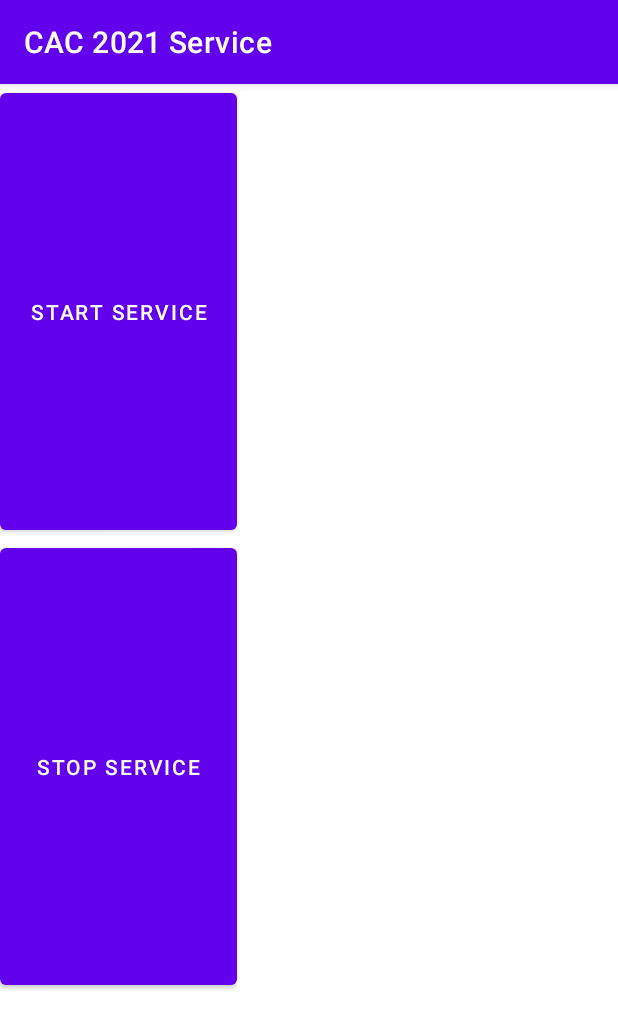
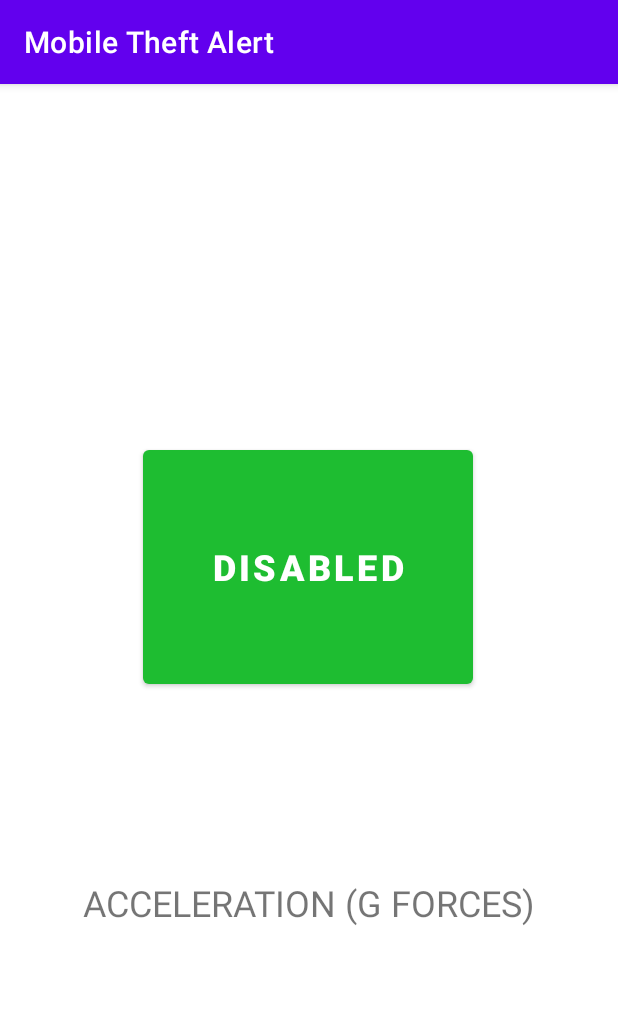
Before and after one commit to benjaminBroudy/Mobile-Theft-Alert, an Android app: the screen it shows after launch (MainActivity), on a phone screen of 412 x 824 dp. Shown: the top 1029 px of the screen. Run offline under Robolectric (Android 15) with nearby library versions, the phone set to English and light mode, and no system bars.

Commit message:
Foreground Service In Place And Debug Acceleration On Screen

```diff
--- a/Mobile Theft Alert/app/src/main/AndroidManifest.xml
+++ b/Mobile Theft Alert/app/src/main/AndroidManifest.xml
@@ -2,6 +2,8 @@
 <manifest xmlns:android="http://schemas.android.com/apk/res/android"
     package="com.example.cac2021service">
 
+    <uses-permission android:name="android.permission.VIBRATE" />
+    <uses-permission android:name="android.permission.FOREGROUND_SERVICE"/>
     <application
         android:allowBackup="true"
         android:icon="@mipmap/ic_launcher"
--- a/Mobile Theft Alert/app/src/main/java/com/example/cac2021service/MainActivity.java
+++ b/Mobile Theft Alert/app/src/main/java/com/example/cac2021service/MainActivity.java
@@ -1,14 +1,31 @@
 package com.example.cac2021service;
 
+import androidx.annotation.RequiresApi;
 import androidx.appcompat.app.AppCompatActivity;
+
+import android.app.Notification;
 import android.content.Intent;
+import android.graphics.Color;
+import android.hardware.Sensor;
+import android.hardware.SensorEvent;
+import android.hardware.SensorManager;
+import android.hardware.SensorEventListener;
+import android.os.Build;
 import android.os.Bundle;
 import android.view.View;
 import android.widget.Button;
+import android.app.Notification;
+import android.app.NotificationManager;
+import android.widget.TextView;
 
-public final class MainActivity extends AppCompatActivity implements View.OnClickListener {
+import org.w3c.dom.Text;
 
-    private Button start, stop;
+public final class MainActivity extends AppCompatActivity implements View.OnClickListener, SensorEventListener {
+
+    private Button button;
+    private TextView acceleration;
+    private SensorManager sensorManager;
+    boolean off = true;
 
     @Override
     protected void onCreate(Bundle savedInstanceState) {
@@ -16,26 +33,69 @@ public final class MainActivity extends AppCompatActivity implements View.OnClic
         super.onCreate(savedInstanceState);
         setContentView(R.layout.activity_main);
 
-        start = (Button) findViewById(R.id.buttonStart);
-        stop = (Button) findViewById(R.id.buttonStop);
+        button = (Button) findViewById(R.id.button);
+        button.setBackgroundColor(android.graphics.Color.parseColor("#1ebd31"));
 
+        sensorManager = (SensorManager) getApplicationContext().getSystemService(SENSOR_SERVICE);
+        Sensor accel = sensorManager.getDefaultSensor(Sensor.TYPE_LINEAR_ACCELERATION);
+        sensorManager.registerListener(this, accel, SensorManager.SENSOR_DELAY_NORMAL);
 
-        start.setOnClickListener(this);
-        stop.setOnClickListener(this);
+        acceleration = (TextView)findViewById(R.id.textView);
+
+        button.setOnClickListener(this);
+
+    }
+
+    @RequiresApi(api = Build.VERSION_CODES.O)
+    @Override
+    public void onClick(View view) {
+
+        if (off) {
+
+            off = false;
+            button.setText("Enabled");
+            button.setBackgroundColor(Color.RED);
+            //startService(new Intent(this, extension.class));
+            startForegroundService(new Intent(this, extension.class));
+
+        } else {
+
+            off = true;
+            button.setText("Disabled");
+
+            button.setBackgroundColor(android.graphics.Color.parseColor("#1ebd31"));
+            stopService(new Intent(this, extension.class));
+
+        }
 
     }
 
     @Override
-    public void onClick(View view) {
+    public void onSensorChanged(SensorEvent event) {
 
-        if (view==start) {
+        float accX = event.values[0];
+        float accY = event.values[1];
+        float accZ = event.values[2];
 
-            startService(new Intent(this, extension.class));
+        accX = (float) Math.round(accX * 100f) / 100f;
+        accY = (float) Math.round(accY * 100f) / 100f;
+        accZ = (float) Math.round(accZ * 100f) / 100f;
 
-        } else if (view==stop) {
+        accX = Math.abs(accX);
+        accY = Math.abs(accY);
+        accZ = Math.abs(accZ);
 
-            stopService(new Intent(this, extension.class));
-        }
+        float currentAcceleration = accX + accY + accZ;
+
+        currentAcceleration = (float) Math.round(currentAcceleration * 100f) / 100f;
+
+        acceleration.setText(String.valueOf(currentAcceleration));
 
     }
+
+    @Override
+    public void onAccuracyChanged(Sensor sensor, int accuracy) {
+
+    }
+
 }
--- a/Mobile Theft Alert/app/src/main/res/layout/activity_main.xml
+++ b/Mobile Theft Alert/app/src/main/res/layout/activity_main.xml
@@ -9,24 +9,43 @@
     <LinearLayout
         android:layout_width="match_parent"
         android:layout_height="wrap_content"
+        android:layout_gravity="center"
         android:orientation="vertical"
         tools:ignore="MissingConstraints"
         tools:layout_editor_absoluteX="0dp"
         tools:layout_editor_absoluteY="0dp">
 
 
-        <Button
-            android:id="@+id/buttonStart"
-            android:layout_width="158dp"
-            android:layout_height="303dp"
-            android:text="Start Service" />
-
-        <Button
-            android:id="@+id/buttonStop"
-            android:layout_width="158dp"
-            android:layout_height="303dp"
-            android:text="Stop Service" />
-
     </LinearLayout>
 
+    <Button
+        android:id="@+id/button"
+        android:layout_width="220dp"
+        android:layout_height="168dp"
+        android:text="Disabled"
+        android:textSize="24sp"
+        android:textStyle="bold"
+        app:layout_constraintBottom_toBottomOf="parent"
+        app:layout_constraintEnd_toEndOf="parent"
+        app:layout_constraintHorizontal_bias="0.497"
+        app:layout_constraintStart_toStartOf="parent"
+        app:layout_constraintTop_toTopOf="parent"
+        app:layout_constraintVertical_bias="0.397" />
+
+    <TextView
+        android:id="@+id/textView"
+        android:layout_width="wrap_content"
+        android:layout_height="84dp"
+        android:layout_marginStart="44dp"
+        android:layout_marginLeft="44dp"
+        android:layout_marginEnd="45dp"
+        android:layout_marginRight="45dp"
+        android:layout_marginBottom="180dp"
+        android:gravity="center"
+        android:text="ACCELERATION (G FORCES)"
+        android:textSize="24sp"
+        app:layout_constraintBottom_toBottomOf="parent"
+        app:layout_constraintEnd_toEndOf="parent"
+        app:layout_constraintStart_toStartOf="parent" />
+
 </androidx.constraintlayout.widget.ConstraintLayout>
--- a/Mobile Theft Alert/app/src/main/res/values/strings.xml
+++ b/Mobile Theft Alert/app/src/main/res/values/strings.xml
@@ -1,3 +1,3 @@
 <resources>
-    <string name="app_name">CAC 2021 Service</string>
+    <string name="app_name">Mobile Theft Alert</string>
 </resources>
```
Also changed, not shown: Mobile Theft Alert/app/src/main/java/com/example/cac2021service/extension.java (+51 -23 lines).
